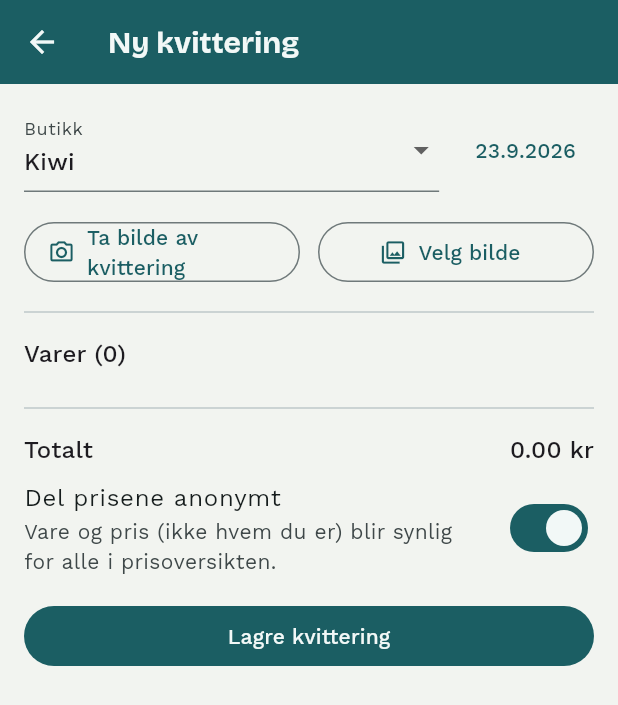
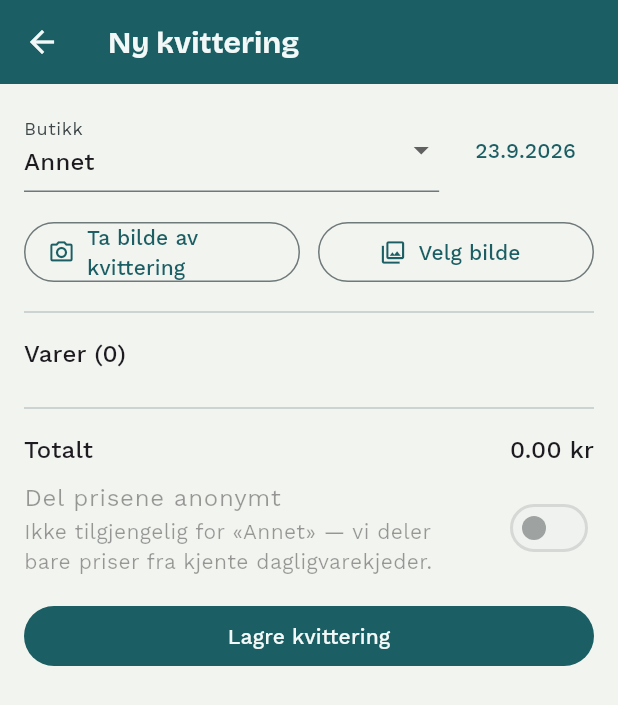
Before and after one commit to karinlarsenisoy-blip/handleliste, a Flutter app: the screen it shows once a user with an empty profile is signed in, after a tap on "Skann en kvittering", on a phone screen of 412 x 824 dp. Shown: the top 705 px of the screen. Run offline on Flutter 3.47's test engine with Material 3 defaults, Android fonts, the phone set to English and light mode, and no system bars; our stand-ins replace cloud_firestore, firebase_auth, firebase_core, geolocator, google_fonts, image_picker and 2 more; missing offline and left inert: google_mlkit_text_recognition; accounts and stored records are empty; network calls fail.

Commit message:
Fix catastrophic receipt-parsing failures on card-payment footers
A real receipt (any store, paid by card - not chain-specific) produced
a saved total of "5.78e+22 kr": the card terminal's AID/reference
numbers in the footer (e.g. "D5780000210100200000001") got read as an
item price by the trailing-number regex, since nothing rejected an
implausible value. Adds a sane price ceiling (50000) that rejects any
match above it as noise rather than a real price, and expands the
skip-keyword list with several footer/header lines that were slipping
through (Kvitt., Term. nr., Ant. varer, AID:, Ref.:, Bax:, GODKJENT,
BANK, ...). Also switches the default store from "Kiwi" to "Annet" -
until a chain is actually detected or picked, nothing should be
silently assumed to be a specific grocery chain's data.

```diff
--- a/lib/screens/add_receipt_screen.dart
+++ b/lib/screens/add_receipt_screen.dart
@@ -71,7 +71,10 @@ class _EditableItem {
 
 class _AddReceiptScreenState extends State<AddReceiptScreen> {
   final TextEditingController _rawTextController = TextEditingController();
-  Store _store = knownStores.first;
+  // Defaults to "Annet" rather than a specific chain — until a receipt is
+  // actually scanned and its chain detected (or picked manually), there's
+  // no reason to assume it's from any particular grocery store.
+  Store _store = knownStores.firstWhere((s) => s.id == 'annet');
   DateTime _purchasedAt = DateTime.now();
   final List<_EditableItem> _items = [];
   bool _isSaving = false;
--- a/lib/services/receipt_parser.dart
+++ b/lib/services/receipt_parser.dart
@@ -16,7 +16,18 @@ class ReceiptParser {
     r'(-?\d+(?:[.,]\d{1,2})?)\s*(?:kr|,-)?\s*$',
     caseSensitive: false,
   );
-  static final RegExp _quantityOnly = RegExp(r'^\d+([.,]\d+)?\s*(stk|kg|x)\b', caseSensitive: false);
+  static final RegExp _quantityOnly = RegExp(r'^\d+([.,]\d+)?\s*(stk|kg|x|\*)', caseSensitive: false);
+
+  /// No real grocery/retail item costs more than this — a "price" above it
+  /// is actually some other number on the receipt that happens to end in
+  /// digits (a card terminal's AID/reference number, a barcode, a phone
+  /// number...). Card-payment footers in particular print numbers with 15+
+  /// digits (e.g. an EMV AID like "D5780000210100200000001") that
+  /// [_trailingPrice] happily matches as if it were a price — without this
+  /// guard, one such line turns the whole receipt's total into nonsense
+  /// like "578000006291928000000000 kr". This isn't chain-specific: almost
+  /// every Norwegian receipt paid by card prints this same kind of footer.
+  static const _maxPlausiblePrice = 50000;
 
   static const List<String> _skipKeywords = [
     'SUM',
@@ -28,13 +39,32 @@ class ReceiptParser {
     'KORTKJØP',
     'VIPPS',
     'KVITTERING',
+    'SALGSKVITTERING',
+    'KVITT.',
+    'BANK',
     'ORG.NR',
     'ORGNR',
+    'FORETAKSREGISTERET',
     'KASSERER',
+    'OPERATØR',
     'BUTIKK NR',
+    'BUTIKKNR',
+    'BUTIKKNAVN',
     'TAKK FOR',
     'TERMINAL',
+    'TERM. NR',
+    'TERM.NR',
     'KASSE ',
+    'ÅPNINGSTIDER',
+    'ANT. VARER',
+    'ANT.VARER',
+    'AID:',
+    'REF.:',
+    'OVERF',
+    'RESP.',
+    'GODKJENT',
+    'BAX:',
+    'TVR:',
   ];
 
   /// Guesses which known chain a receipt is from by looking for its name
@@ -84,6 +114,10 @@ class ReceiptParser {
         pendingName = null;
         continue;
       }
+      if (price > _maxPlausiblePrice) {
+        pendingName = null;
+        continue;
+      }
 
       var name = line.substring(0, match.start).trim();
       if (name.isEmpty || _quantityOnly.hasMatch(name)) {
```
Also changed, not shown: 2 other files.
